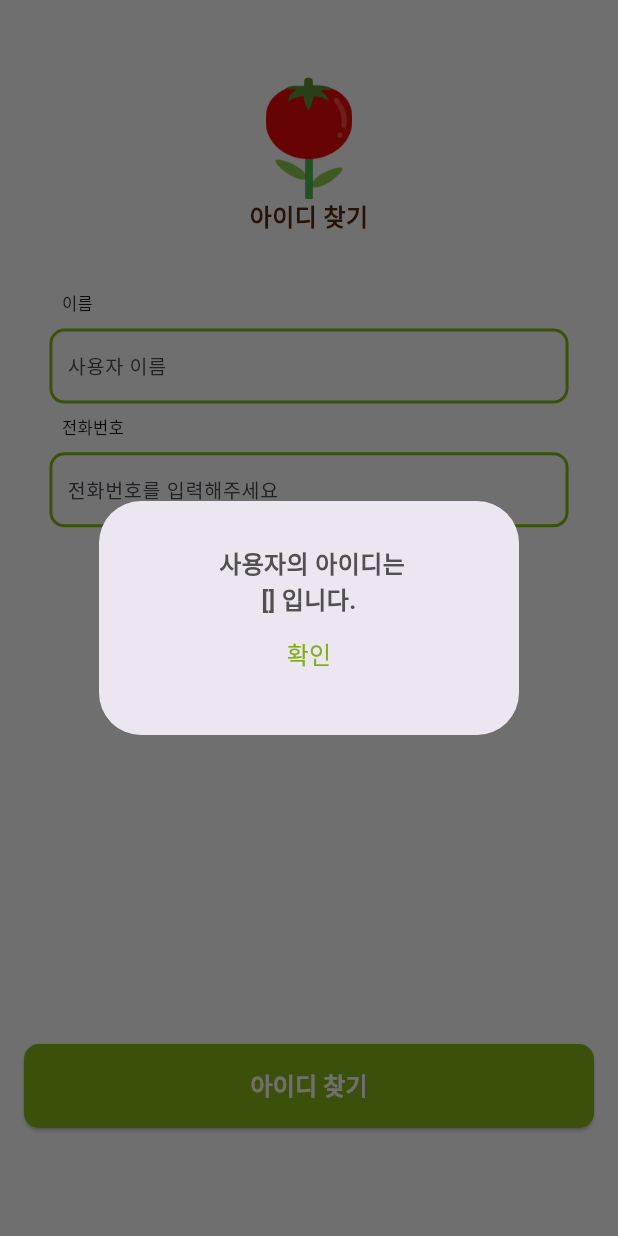
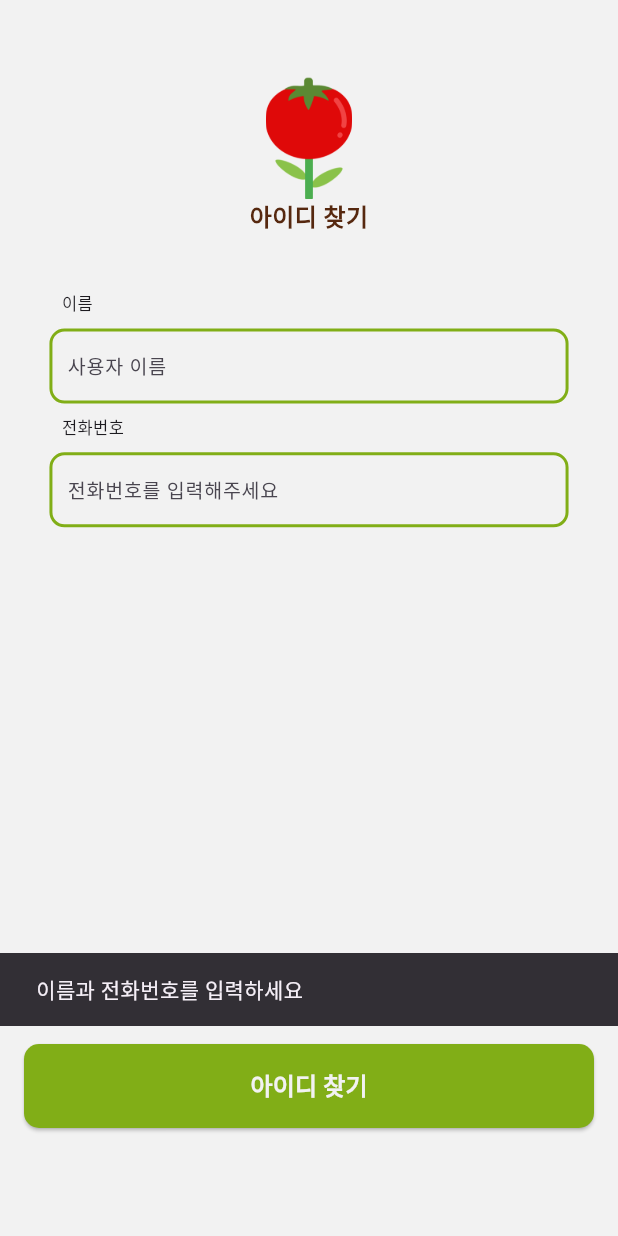
Before and after one commit to GrowingPetPlant/Front, a Flutter app: the Find_id screen opened directly, after a tap on "아이디 찾기", on a phone screen of 412 x 824 dp. Run offline on Flutter 3.47's test engine with Material 3 defaults, Android fonts, the phone set to English and light mode, and no system bars; our stand-ins replace dropdown_button2.

Commit message:
아이디찾기/비밀번호찾기 API연동

```diff
--- a/lib/Find_id.dart
+++ b/lib/Find_id.dart
@@ -1,7 +1,51 @@
 import 'package:flutter/material.dart';
+import 'package:mypetplant/user_service.dart';
+import 'user.dart';
 
-class Find_id extends StatelessWidget {
+String text="";
+
+class Find_id extends StatefulWidget {
   const Find_id({super.key});
+
+  @override
+  _Find_idState createState() => _Find_idState();
+}
+
+class _Find_idState extends State<Find_id> {
+  final TextEditingController _nameController = TextEditingController();
+  final TextEditingController _phoneNumberController = TextEditingController();
+  DBService dbService = DBService(); // DBService 인스턴스 생성
+
+  void _find_id() async {
+    String userName = _nameController.text;
+    String phoneNumber = _phoneNumberController.text;
+
+    // 아이디와 비밀번호를 모두 입력했는지 확인
+    if (userName.isEmpty || phoneNumber.isEmpty) {
+      ScaffoldMessenger.of(context).showSnackBar(
+        const SnackBar(content: Text('이름과 전화번호를 입력하세요')),
+      );
+      return;
+    }
+
+    // 아이디찾기 시도
+    String? loginResult = await dbService.find_Id(findId(name: userName, phone_number: phoneNumber));
+
+    if (loginResult!=null && loginResult!="") {
+      // 아이디찾기 성공 시 팝업창에 아이디 띄우기
+      text = loginResult;
+      findIdDialog(context);
+    }
+    else if(loginResult==""){
+      text = "존재하지 않는 사용자입니다";
+      findIdDialog(context);
+    }
+    else{
+      ScaffoldMessenger.of(context).showSnackBar(
+        const SnackBar(content: Text('아이디 찾기 실패')),
+      );
+    }
+  }
 
   @override
   Widget build(BuildContext context) {
@@ -10,14 +54,14 @@ class Find_id extends StatelessWidget {
         .size
         .height;
     return Scaffold(
-        backgroundColor: Color(0xFFF2F2F2),
+        backgroundColor: const Color(0xFFF2F2F2),
         body: Padding(
           padding: EdgeInsets.all(screenHeight * 0.04),
           child: SingleChildScrollView(
             child: Container(
               child: Column(
                 children: [
-                  Container(
+                  SizedBox(
                       height: screenHeight * 0.15,
                       child: Column(
                         mainAxisAlignment: MainAxisAlignment.end,
@@ -26,7 +70,7 @@ class Find_id extends StatelessWidget {
                             'assets/images/logo.png',
                             height: screenHeight * 0.1,
                           ),
-                          Text(
+                          const Text(
                               '아이디 찾기',
                               style: TextStyle(
                                   fontSize: 16,
@@ -37,14 +81,14 @@ class Find_id extends StatelessWidget {
                         ],
                       )
                   ),
-                  SizedBox(height : 30),
+                  const SizedBox(height : 30),
 
                   Column(
                     crossAxisAlignment: CrossAxisAlignment.start,
                     children: [
                       Padding(
                         padding: EdgeInsets.all(screenHeight * 0.01),
-                        child: Text(
+                        child: const Text(
                           '이름',
                           style: TextStyle(fontSize: 11),
                         ),
@@ -57,8 +101,9 @@ class Find_id extends StatelessWidget {
                           border: Border.all(color: const Color(0xFF81AE17),
                               width: 2),
                         ),
-                        padding: EdgeInsets.only(bottom: 10),
-                        child: const TextField(
+                        padding: const EdgeInsets.only(bottom: 10),
+                        child: TextField(
+                          controller: _nameController,
                           style: TextStyle(fontSize: 13),
                           decoration: InputDecoration(
                               hintText: '사용자 이름',
@@ -75,7 +120,7 @@ class Find_id extends StatelessWidget {
                     children: [
                       Padding(
                         padding: EdgeInsets.all(screenHeight * 0.01),
-                        child: Text(
+                        child: const Text(
                           '전화번호',
                           style: TextStyle(fontSize: 11),
                         ),
@@ -88,8 +133,9 @@ class Find_id extends StatelessWidget {
                           border: Border.all(color: const Color(0xFF81AE17),
                               width: 2),
                         ),
-                        padding: EdgeInsets.only(bottom: 10),
-                        child: const TextField(
+                        padding: const EdgeInsets.only(bottom: 10),
+                        child: TextField(
+                          controller: _phoneNumberController,
                           style: TextStyle(fontSize: 13),
                           decoration: InputDecoration(
                               hintText: '전화번호를 입력해주세요',
@@ -107,25 +153,25 @@ class Find_id extends StatelessWidget {
         ),
         bottomNavigationBar:
         Container(
-          margin : EdgeInsets.only(bottom : 60),
-          color: Color(0xfff2f2f2),
+          margin : const EdgeInsets.only(bottom : 60),
+          color: const Color(0xfff2f2f2),
           child : BottomAppBar(
-            color: Color(0xfff2f2f2),
+            color: const Color(0xfff2f2f2),
             elevation: 0,
             child :ElevatedButton(
               onPressed: () {
-                findIdDialog(context);
+                _find_id();
               }, // 로그인
               style: ButtonStyle(
-                backgroundColor: MaterialStateProperty.all<Color>(Color(0xff81AE17)), // 로그인 버튼의 색상
+                backgroundColor: MaterialStateProperty.all<Color>(const Color(0xff81AE17)), // 로그인 버튼의 색상
                 shape: MaterialStateProperty.all<RoundedRectangleBorder>(
                   RoundedRectangleBorder(
                     borderRadius: BorderRadius.circular(10.0), // 버튼 테두리의 둥글기 정도 설정
                   ),
                 ),
-                fixedSize: MaterialStateProperty.all<Size>(Size.fromHeight(60)), // 높이 설정
+                fixedSize: MaterialStateProperty.all<Size>(const Size.fromHeight(60)), // 높이 설정
               ),
-              child: Text(
+              child: const Text(
                 '아이디 찾기',
                 style: TextStyle(fontWeight: FontWeight.bold, fontSize: 16, color: Color(0xFFF2F2F2)), // 로그인 버튼의 텍스트 색상
               ),
@@ -140,15 +186,15 @@ void findIdDialog(context){
   showDialog(context: context, builder: (context){
     return Dialog(
       child : Container(
-        padding: EdgeInsets.all(30),
+        padding: const EdgeInsets.all(30),
         child: Column(
           mainAxisSize: MainAxisSize.min,
           mainAxisAlignment: MainAxisAlignment.center,
           children: [
-            Text(" 사용자의 아이디는\n[" + "] 입니다.",textAlign : TextAlign.center, style: TextStyle(fontWeight: FontWeight.bold, fontSize: 16, color: Color(0xff515151)),),
+            Text(text,textAlign : TextAlign.center, style: TextStyle(fontWeight: FontWeight.bold, fontSize: 16, color: Color(0xff515151)),),
             TextButton(onPressed: (){
               Navigator.of(context).pop();
-            }, child: Text("확인",style: TextStyle(fontSize: 16, color: Color(0xff81ae17)),)),
+            }, child: const Text("확인",style: TextStyle(fontSize: 16, color: Color(0xff81ae17)),)),
           ],
         ),
       ));
--- /dev/null
+++ b/lib/mypage.dart
@@ -0,0 +1 @@
+//
--- a/lib/user.dart
+++ b/lib/user.dart
@@ -12,3 +12,31 @@ class User {
     };
   }
 }
+
+class findId {
+  final String name;
+  final String phone_number;
+
+  findId({required this.name, required this.phone_number});
+
+  Map<String, dynamic> toJson() {
+    return {
+      'userName': name,
+      'phoneNumber': phone_number,
+    };
+  }
+}
+
+class findPw {
+  final String name;
+  final String id;
+
+  findPw({required this.name, required this.id});
+
+  Map<String, dynamic> toJson() {
+    return {
+      'userName': name,
+      'id': id,
+    };
+  }
+}
```
Also changed, not shown: lib/Find_pw.dart (+68 -23 lines), lib/Home.dart (+23 -23 lines), lib/Log_in.dart (+28 -31 lines), lib/Sign_in.dart (+23 -25 lines), lib/main.dart (+5 -6 lines), lib/user_service.dart (+48 -3 lines), pubspec.yaml (+1 -7 lines), 2 other files.
